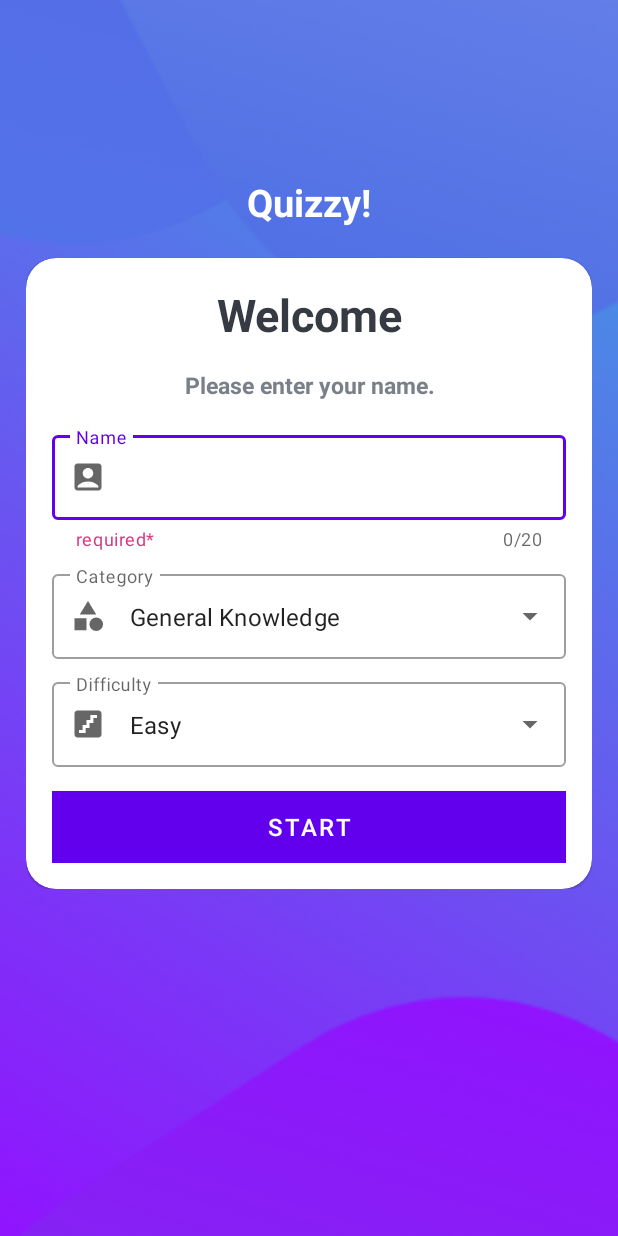
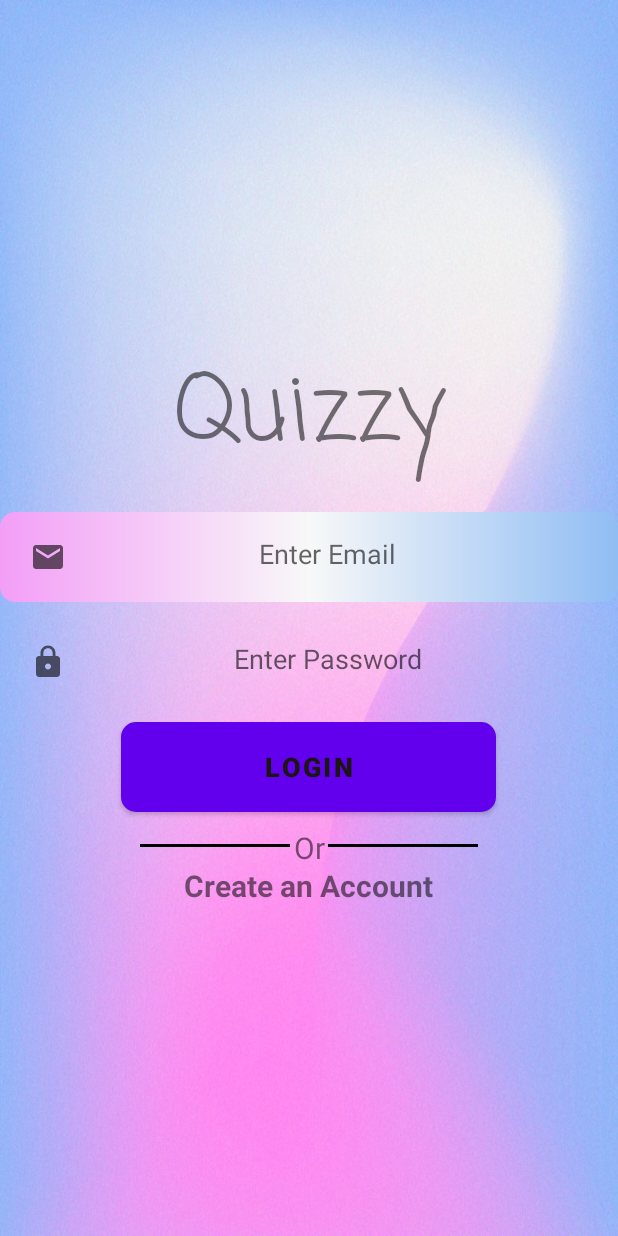
Before and after one commit to dhiru909/Quizzy, an Android app: the screen it shows after launch (MainActivity before the commit, Login after it), on a phone screen of 412 x 824 dp. Run offline under Robolectric (Android 15) with nearby library versions, the phone set to English and light mode, and no system bars.

Commit message:
Added signup and login Functionality

```diff
--- /dev/null
+++ b/app/src/main/java/com/justdevelopers/quizzy/Login.kt
@@ -0,0 +1,74 @@
+package com.justdevelopers.quizzy
+
+import android.content.Intent
+import android.os.Bundle
+import android.util.Log
+import android.view.View
+import android.widget.Button
+import android.widget.EditText
+import android.widget.TextView
+import androidx.appcompat.app.AlertDialog
+import androidx.appcompat.app.AppCompatActivity
+import com.justdevelopers.quizzy.Sql.DBHelper
+
+class Login : AppCompatActivity() {
+    var email: EditText? = null
+    var password: EditText? = null
+    var btnSubmit: Button? = null
+    var createAcc: TextView? = null
+    var dbHelper: DBHelper? = null
+    override fun onCreate(savedInstanceState: Bundle?) {
+        super.onCreate(savedInstanceState)
+        val e = false
+        val p = false
+        setContentView(R.layout.activity_login)
+        val namee = getSharedPreferences("login", MODE_PRIVATE).getString("name",null)
+        if(namee!=null){
+            val intent = Intent(this@Login, MainActivity::class.java)
+            intent.putExtra("namee", namee)
+            startActivity(intent)
+            finish()
+        }
+        email = findViewById<EditText>(R.id.text_email)
+        password = findViewById<EditText>(R.id.text_pass)
+        btnSubmit = findViewById<Button>(R.id.btnSubmit_login)
+        dbHelper = DBHelper(this)
+        btnSubmit?.setOnClickListener {
+            val emailCheck = email?.text.toString()
+            val passCheck = password?.text.toString()
+            val names: ArrayList<String> = dbHelper!!.getData(emailCheck, passCheck)
+            Log.e("column", String.format("%s", names.toString()))
+            if (names.size > 0) {
+                val intent = Intent(this@Login, MainActivity::class.java)
+                val loginPrefs = getSharedPreferences("login", MODE_PRIVATE)
+                val editor = loginPrefs.edit()
+                editor.putString("name", names[0])
+                editor.apply()
+                intent.putExtra("name", names[0])
+                startActivity(intent)
+            } else {
+                val builder = AlertDialog.Builder(this@Login)
+                builder.setCancelable(true)
+                builder.setTitle("Wrong Credential")
+                builder.setMessage("Wrong Credential")
+                builder.show()
+            }
+            dbHelper!!.close()
+        }
+        createAcc = findViewById<TextView>(R.id.createAcc)
+        createAcc?.setOnClickListener {
+            val intent = Intent(this@Login, Signup::class.java)
+            startActivity(intent)
+        }
+    } //    public static boolean loginCheck(Cursor cursor,String emailCheck,String passCheck) {
+    //        while (cursor.moveToNext()){
+    //            if (cursor.getString(0).equals(emailCheck)) {
+    //                if (cursor.getString(2).equals(passCheck)) {
+    //                    return true;
+    //                }
+    //                return false;
+    //            }
+    //        }
+    //        return false;
+    //    }
+}
--- a/app/src/main/java/com/justdevelopers/quizzy/QuizQuestionActivity.kt
+++ b/app/src/main/java/com/justdevelopers/quizzy/QuizQuestionActivity.kt
@@ -196,7 +196,7 @@ class QuizQuestionActivity : AppCompatActivity(),View.OnClickListener {
                 mTimer?.cancel()
                 mCurrenPosition++
                 when {
-                    mCurrenPosition <= mQuestionsList?.size -> {
+                    mCurrenPosition <= mQuestionsList.size -> {
                         setQuestion()
                     }
                     else->{
@@ -224,7 +224,7 @@ class QuizQuestionActivity : AppCompatActivity(),View.OnClickListener {
                     btnSubmit?.text = "FINISH"
                 } else {
                     if(mCurrenPosition != mQuestionsList.size)
-                    btnSubmit?.text = "Go to next Question"
+                        btnSubmit?.text = "Go to next Question"
                 }
                 mSelectedOption = ""
             }
--- /dev/null
+++ b/app/src/main/java/com/justdevelopers/quizzy/Sql/UserEntity.kt
@@ -0,0 +1,5 @@
+package com.justdevelopers.quizzy.Sql
+
+data class UserEntity(
+    val name:String
+)
--- /dev/null
+++ b/app/src/main/res/drawable/btn_view.xml
@@ -0,0 +1,10 @@
+<?xml version="1.0" encoding="utf-8"?>
+<selector xmlns:android="http://schemas.android.com/apk/res/android">
+    <item android:state_enabled="true">
+        <shape android:shape="rectangle">
+            <corners android:radius="10dp"/>
+            <gradient android:startColor="#D766FA" android:endColor="#9AF6E6" android:type="linear"/>
+        </shape>
+    </item>
+
+</selector>
--- /dev/null
+++ b/app/src/main/res/drawable/edit_text_box.xml
@@ -0,0 +1,9 @@
+<?xml version="1.0" encoding="utf-8"?>
+<selector xmlns:android="http://schemas.android.com/apk/res/android">
+    <item android:state_enabled="true" android:state_focused="true">
+        <shape android:shape="rectangle">
+            <gradient android:startColor="#F39EF7" android:endColor="#90BDF4" android:type="linear" android:centerColor="#f8f8f8"/>
+            <corners android:radius="10dp"/>
+        </shape>
+    </item>
+</selector>
--- /dev/null
+++ b/app/src/main/res/drawable/ic_lock.xml
@@ -0,0 +1,11 @@
+<vector xmlns:android="http://schemas.android.com/apk/res/android"
+    android:width="24dp"
+    android:height="24dp"
+    android:viewportWidth="24"
+    android:viewportHeight="24"
+    android:tint="?attr/colorControlNormal">
+    <path
+        android:fillColor="@android:color/white"
+        android:pathData="M18,8h-1L17,6c0,-2.76 -2.24,-5 -5,-5S7,3.24 7,6v2L6,8c-1.1,0 -2,0.9 -2,2v10c0,1.1 0.9,2 2,2h12c1.1,0 2,-0.9 2,-2L20,10c0,
+      -1.1 -0.9,-2 -2,-2zM12,17c-1.1,0 -2,-0.9 -2,-2s0.9,-2 2,-2 2,0.9 2,2 -0.9,2 -2,2zM15.1,8L8.9,8L8.9,6c0,-1.71 1.39,-3.1 3.1,-3.1 1.71,0 3.1,1.39 3.1,3.1v2z"/>
+</vector>
--- /dev/null
+++ b/app/src/main/res/drawable/ic_mail.xml
@@ -0,0 +1,10 @@
+<vector xmlns:android="http://schemas.android.com/apk/res/android"
+    android:width="24dp"
+    android:height="24dp"
+    android:viewportWidth="24"
+    android:viewportHeight="24"
+    android:tint="?attr/colorControlNormal">
+    <path
+        android:fillColor="@android:color/white"
+        android:pathData="M20,4L4,4c-1.1,0 -1.99,0.9 -1.99,2L2,18c0,1.1 0.9,2 2,2h16c1.1,0 2,-0.9 2,-2L22,6c0,-1.1 -0.9,-2 -2,-2zM20,8l-8,5 -8,-5L4,6l8,5 8,-5v2z"/>
+</vector>
--- /dev/null
+++ b/app/src/main/res/layout/activity_login.xml
@@ -0,0 +1,101 @@
+<?xml version="1.0" encoding="utf-8"?>
+<RelativeLayout xmlns:android="http://schemas.android.com/apk/res/android"
+    xmlns:app="http://schemas.android.com/apk/res-auto"
+    xmlns:tools="http://schemas.android.com/tools"
+    android:layout_width="match_parent"
+    android:layout_height="match_parent"
+    tools:context=".Login"
+    android:background="@drawable/background_main">
+    <LinearLayout
+        android:layout_width="match_parent"
+        android:layout_height="match_parent"
+        android:orientation="vertical"
+        tools:ignore="MissingConstraints"
+        tools:layout_editor_absoluteX="170dp"
+        tools:layout_editor_absoluteY="74dp"
+        android:gravity="center">
+
+        <TextView
+            android:layout_width="match_parent"
+            android:layout_height="wrap_content"
+            android:layout_gravity="center"
+            android:textSize="60sp"
+            android:text="Quizzy"
+            android:fontFamily="casual"
+            android:gravity="center"
+            android:padding="10dp"
+            android:layout_marginBottom="10dp"
+
+
+            />
+        <EditText
+            android:id="@+id/text_email"
+            android:layout_width="match_parent"
+            android:layout_height="60dp"
+            android:background="@drawable/edit_text_box"
+            android:layout_marginBottom="10dp"
+            android:inputType="textEmailAddress"
+            android:hint="Enter Email"
+            android:gravity="center"
+            android:padding="20dp"
+            android:drawableStart="@drawable/ic_mail"
+            />
+        <EditText
+            android:id="@+id/text_pass"
+            android:layout_width="match_parent"
+            android:layout_height="60dp"
+            android:background="@drawable/edit_text_box"
+            android:layout_marginBottom="10dp"
+            android:inputType="numberPassword"
+            android:hint="Enter Password"
+            android:gravity="center"
+            android:padding="20dp"
+            android:drawableStart="@drawable/ic_lock"
+            />
+
+
+        <Button
+            android:id="@+id/btnSubmit_login"
+            android:layout_width="250dp"
+            android:layout_height="60dp"
+            android:layout_marginBottom="10dp"
+            android:background="@drawable/btn_view"
+            android:fontFamily="sans-serif-black"
+            android:padding="10dp"
+            android:text="Login"
+            android:textColor="#1B1515"
+            android:textSize="18sp" />
+
+        <LinearLayout
+            android:layout_width="match_parent"
+            android:layout_height="wrap_content"
+            android:orientation="horizontal"
+            android:gravity="center">
+            <View
+                android:layout_width="100dp"
+                android:layout_height="2dp"
+                android:background="@android:color/black"/>
+            <TextView
+                android:layout_width="25dp"
+                android:layout_height="25dp"
+                android:textSize="20dp"
+                android:text="Or"
+                android:gravity="center"/>
+            <View
+                android:layout_width="100dp"
+                android:layout_height="2dp"
+                android:background="@android:color/black"/>
+        </LinearLayout>
+
+        <TextView
+            android:id="@+id/createAcc"
+            android:layout_width="wrap_content"
+            android:layout_height="wrap_content"
+            android:text="Create an Account"
+            android:clickable="true"
+            android:textStyle="bold"
+            android:textSize="20dp"
+            />
+
+    </LinearLayout>
+</RelativeLayout>
--- /dev/null
+++ b/app/src/main/res/values-night/strings.xml
@@ -0,0 +1,4 @@
+<?xml version="1.0" encoding="utf-8"?>
+<resources>
+    <string name="Logout">Logout</string>
+</resources>
--- a/app/src/main/res/values/strings.xml
+++ b/app/src/main/res/values/strings.xml
@@ -1,5 +1,6 @@
 <resources>
     <string name="app_name">Quizzy</string>
+    <string name="Logout">Logout</string>
 
     <string-array name="difficulty">
         <item>Easy</item>
--- a/build.gradle
+++ b/build.gradle
@@ -5,8 +5,8 @@ buildscript {
         mavenCentral()
     }
     dependencies {
-        classpath "com.android.tools.build:gradle:7.0.4"
-        classpath "org.jetbrains.kotlin:kotlin-gradle-plugin:1.6.10"
+        classpath 'com.android.tools.build:gradle:7.4.2'
+        classpath 'org.jetbrains.kotlin:kotlin-gradle-plugin:1.9.20-RC2'
 
         // NOTE: Do not place your application dependencies here; they belong
         // in the individual module build.gradle files
```
Also changed, not shown: app/build.gradle (+27 -3 lines), app/src/main/AndroidManifest.xml (+17 -9 lines), app/src/main/java/com/justdevelopers/quizzy/MainActivity.kt (+10 -2 lines), app/src/main/java/com/justdevelopers/quizzy/Signup.kt (added, +48 -0 lines), app/src/main/java/com/justdevelopers/quizzy/Sql/DBHelper.java (added, +58 -0 lines), app/src/main/res/drawable/ic_phone.xml (added, +12 -0 lines), app/src/main/res/layout/activity_main.xml (+21 -5 lines), app/src/main/res/layout/activity_signup.xml (added, +119 -0 lines), app/src/main/res/drawable/background_main.jpg (added), gradle/wrapper/gradle-wrapper.properties.
